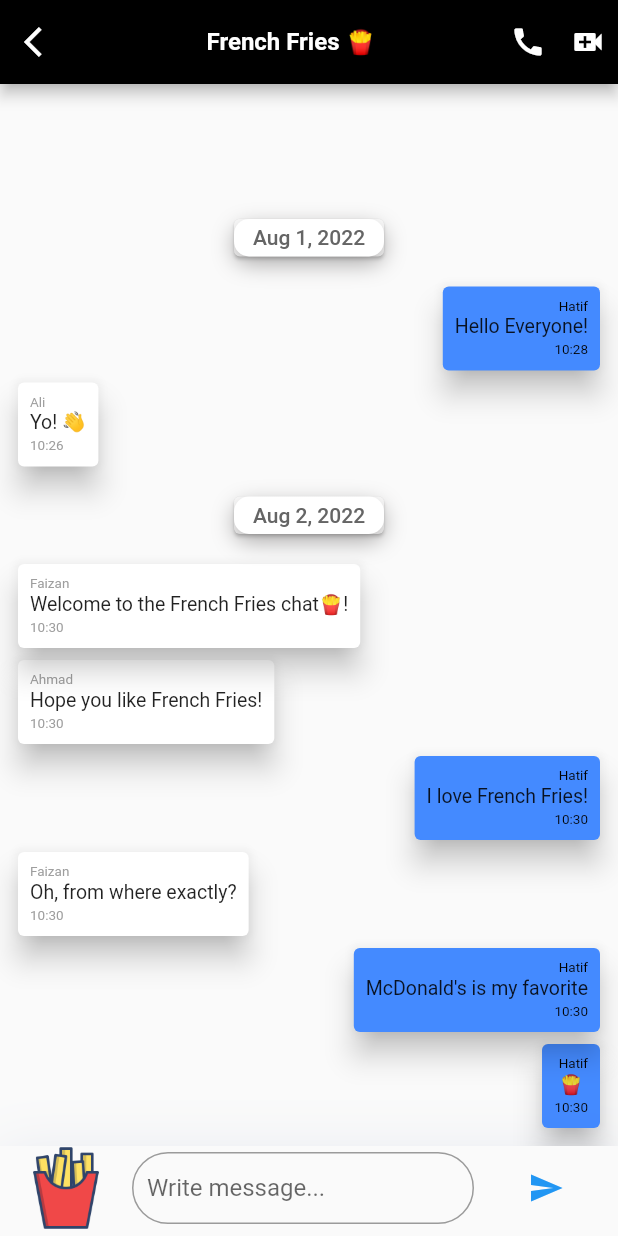
After one commit to hatifmujahid/snack_chat_app, a Flutter app: the screen it shows once a user with an empty profile is signed in, after a tap on "French Fries 🍟", on a phone screen of 412 x 824 dp. The commit adds this screen. Run offline on Flutter 3.47's test engine with Material 2 defaults, Android fonts, the phone set to English and light mode, and no system bars; drawn by our look-alikes of grouped_list; our stand-ins replace firebase_auth, firebase_core, loading_animation_widget; accounts and stored records are empty; network calls fail.

Commit message:
Second last commit

```diff
--- /dev/null
+++ b/movie_app/lib/French_fries.dart
@@ -0,0 +1,303 @@
+import 'dart:ui';
+
+import 'package:flutter/material.dart';
+import 'package:grouped_list/grouped_list.dart';
+import 'package:movie_app/home.dart';
+import 'package:movie_app/messages.dart';
+
+class French_fry_Message {
+  final DateTime Date;
+  final String name;
+  final bool isSentbyMe;
+  final text;
+  final bool emoji;
+
+  const French_fry_Message(
+      {required this.Date,
+      required this.isSentbyMe,
+      required this.name,
+      required this.text,
+      required this.emoji});
+}
+
+class French_Fries_chat extends StatelessWidget {
+  French_Fries_chat({Key? key}) : super(key: key);
+  final myController = TextEditingController();
+  List<French_fry_Message> messages = [
+    French_fry_Message(
+        Date: DateTime.now().subtract(Duration(days: 1, minutes: 2)),
+        isSentbyMe: true,
+        name: 'Hatif',
+        text: "Hello Everyone!",
+        emoji: false),
+    French_fry_Message(
+      Date: DateTime.now().subtract(Duration(days: 1, minutes: 4)),
+      isSentbyMe: false,
+      name: "Ali",
+      text: "Yo! 👋",
+      emoji: false
+    ),
+    French_fry_Message(
+      Date: DateTime.now(),
+      isSentbyMe: false,
+      name: "Faizan",
+      text: "Welcome to the French Fries chat🍟!",
+      emoji: false
+    ),
+    French_fry_Message(
+      Date: DateTime.now(),
+      isSentbyMe: false,
+      name: "Ahmad",
+      text: "Hope you like French Fries!",
+      emoji: false
+    ),
+    French_fry_Message(
+      Date: DateTime.now(),
+      isSentbyMe: true,
+      name: "Hatif",
+      text: "I love French Fries!",
+      emoji: false
+    ),
+    French_fry_Message(
+      Date: DateTime.now(),
+      isSentbyMe: false,
+      name: "Faizan",
+      text: "Oh, from where exactly?",
+      emoji: false
+    ),
+    French_fry_Message(
+      Date: DateTime.now(),
+      isSentbyMe: true,
+      name: "Hatif",
+      text: "McDonald's is my favorite",
+      emoji:false
+    ),
+    French_fry_Message(
+      Date: DateTime.now(),
+      isSentbyMe: true,
+      name: "Hatif",
+      text: " 🍟 ",
+      emoji: true
+    ),
+  ];
+  @override
+  Widget build(BuildContext context) {
+    return Scaffold(
+        appBar: AppBar(
+          backgroundColor: Color.fromARGB(255, 0, 0, 0),
+          leading: InkWell(
+            onTap: () {
+              Navigator.pop(context, const Home());
+            },
+            focusColor: const Color.fromRGBO(255, 255, 255, 0.053),
+            child: const Icon(
+              Icons.arrow_back_ios,
+              color: Colors.white,
+            ),
+            enableFeedback: true,
+            splashColor: Colors.green,
+          ),
+          title: const ListTile(
+            title: Text(
+              'French Fries 🍟',
+              textAlign: TextAlign.center,
+              style: TextStyle(fontWeight: FontWeight.bold),
+            ),
+            textColor: Colors.white,
+          ),
+          actions: const <Widget>[
+            Padding(
+              padding: EdgeInsets.all(8.0),
+              child: Icon(
+                Icons.call,
+              ),
+            ),
+            Padding(
+              padding: EdgeInsets.all(8.0),
+              child: Icon(
+                Icons.video_call,
+              ),
+            )
+          ],
+        ),
+        body: Column(
+          mainAxisSize: MainAxisSize.min,
+          crossAxisAlignment: CrossAxisAlignment.center,
+          children: <Widget>[
+            Expanded(
+              child: GroupedListView<French_fry_Message, DateTime>(
+                padding: EdgeInsets.all(8),
+                physics: NeverScrollableScrollPhysics(),
+                reverse: true,
+                order: GroupedListOrder.DESC,
+                elements: messages,
+                groupBy: (message) => DateTime(
+                    message.Date.year, message.Date.month, message.Date.day),
+                groupHeaderBuilder: (French_fry_Message message) => SizedBox(
+                  child: Align(
+                    alignment: Alignment.topCenter,
+                    child: Padding(
+                      padding: const EdgeInsets.all(8.0),
+                      child: Card(
+                        margin: EdgeInsets.all(8),
+                        child: Container(
+
+                          decoration: BoxDecoration(
+                          borderRadius: BorderRadius.circular(10),
+                            boxShadow: [
+                              BoxShadow(
+                                color: Color.fromARGB(128, 94, 91, 91),
+                                blurRadius: 12,
+                                offset: Offset(0.0, 5.0),
+                              ),
+                            ],
+                            gradient: const LinearGradient(
+                              begin: Alignment.topLeft,
+                              end: Alignment.bottomRight,
+                              colors: [
+                                Color.fromARGB(255, 255, 255, 255),
+                                Color.fromARGB(255, 255, 255, 255)
+                              ],
+                            )
+                          ),
+                          height: 25,
+                          width: 100,
+                          child: Column(
+                            crossAxisAlignment: CrossAxisAlignment.center,
+                            mainAxisAlignment: MainAxisAlignment.center,
+                            children: [
+                              Text(
+                                '${fromDatetoString(message.Date.month)} ${message.Date.day.toString()}, ${message.Date.year.toString()}',
+                                textAlign: TextAlign.center,
+                                style: TextStyle(color: Color.fromARGB(255, 101, 101, 101), fontSize: 14,fontWeight: FontWeight.w500),
+                              ),
+                            ],
+                          ),
+                        ),
+                      ),
+                    ),
+                  ),
+                ),
+                itemBuilder: (context, French_fry_Message message) => Align(
+                  alignment: message.isSentbyMe
+                      ? Alignment.centerRight
+                      : Alignment.centerLeft,
+                  child: Card(
+                    elevation: 8,
+                    color:
+                        message.isSentbyMe ? Colors.blueAccent : Colors.white,
+                    child: Padding(
+
+                      padding: EdgeInsets.all(8),
+                      child: Column(
+                        mainAxisAlignment: MainAxisAlignment.spaceEvenly,
+                        crossAxisAlignment: message.isSentbyMe?CrossAxisAlignment.end:CrossAxisAlignment.start,
+                        children: <Widget>[
+                          Text(
+                            '${message.name}',
+                            style: TextStyle(fontSize: 9,color:message.isSentbyMe?Colors.black:Colors.grey),textAlign: TextAlign.left,
+                          ),
+                          Text(message.text,  style: TextStyle(fontSize: 13,),textAlign: TextAlign.left,),
+
+                          Padding(
+                            padding: const EdgeInsets.only(top: 3),
+                            child: Text('${message.Date.hour.toString()}:${message.Date.minute.toString()}', style: TextStyle(fontSize: 9,color:message.isSentbyMe?Colors.black:Colors.grey),textAlign: TextAlign.left,),
+                          )
+                        ],
+                      ),
+                    ),
+                  ),
+                ),
+              ),
+            ),
+            Align(
+              //bottom text stuff
+              alignment: Alignment.bottomCenter,
+              child: Container(
+                decoration: BoxDecoration(
+                    color: Theme.of(context).scaffoldBackgroundColor,
+                    boxShadow: [
+                      BoxShadow(
+                          blurRadius: 32,
+                          offset: Offset(0, 4),
+                          color: Color.fromARGB(255, 8, 40, 121)
+                              .withOpacity(0.08)),
+                    ]),
+                height: 60,
+                width: 2000,
+                child: ListTile(
+                  title: TextField(
+                    controller: myController,
+                    decoration: InputDecoration(
+                        border: OutlineInputBorder(
+                          borderRadius: BorderRadius.circular(50),
+                        ),
+                        contentPadding: EdgeInsets.all(10),
+                        hintText: 'Write message...',
+                        hintStyle: TextStyle()),
+                  ),
+                  leading: InkWell(
+                    enableFeedback: true,splashColor: Colors.black,
+                    child: Image.asset('assets/images/frenchfries.png')
+                  ),
+                  trailing: TextButton(
+                    onPressed: (() {
+                      // final smth = Message(
+                      //     Date: DateTime.now(),
+                      //     isSentbyMe: true,
+                      //     name: 'Hatif',
+                      //     text: myController.text);
+                      // setState(() => messages.add(smth));
+                    }),
+                    child: Icon(Icons.send),
+                  ),
+                ),
+              ),
+            ),
+          ],
+        ));
+  }
+
+  void setState(Function() param0) {}
+}
+
+
+String fromDatetoString(int date) {
+  if (date == 1) {
+    return 'Jan';
+  }
+  if (date == 2) {
+    return 'Feb';
+  }
+  if (date == 3) {
+    return 'Mar';
+  }
+  if (date == 4) {
+    return 'Apr';
+  }
+  if (date == 5) {
+    return 'May';
+  }
+  if (date == 6) {
+    return 'Jun';
+  }
+  if (date == 7) {
+    return 'Jul';
+  }
+  if (date == 8) {
+    return 'Aug';
+  }
+  if (date == 9) {
+    return 'Sep';
+  }
+  if (date == 10) {
+    return 'Oct';
+  }
+  if (date == 11) {
+    return 'Nov';
+  }
+  if (date == 12) {
+    return 'Dec';
+  }
+  return 'NULL';
+}
--- a/movie_app/lib/home.dart
+++ b/movie_app/lib/home.dart
@@ -3,6 +3,7 @@
 import 'package:flutter/material.dart';
 import 'package:movie_app/Authentication_service.dart';
 import 'package:movie_app/Donuts_chat.dart';
+import 'package:movie_app/French_fries.dart';
 import 'package:movie_app/signin.dart';
 import 'package:provider/provider.dart';
 import 'package:movie_app/Donuts_chat.dart';
@@ -57,7 +58,12 @@ class Home extends StatelessWidget {
                   );
                 },
               ),
-              frenchFries(),
+              InkWell(
+                child: frenchFries(),
+                onTap: (){
+                  Navigator.push(context, MaterialPageRoute(builder: (context)=>French_Fries_chat()));
+                },
+              ),
               Pizza(),
             ],
           ),
--- a/movie_app/lib/main.dart
+++ b/movie_app/lib/main.dart
@@ -34,7 +34,7 @@ class loginApp extends StatelessWidget {
       ],
       child:  MaterialApp(
         theme: ThemeData(
-
+          pageTransitionsTheme: PageTransitionsTheme(builders: {TargetPlatform.android: CupertinoPageTransitionsBuilder()})
 
         ),
         debugShowCheckedModeBanner: false,
--- a/movie_app/pubspec.yaml
+++ b/movie_app/pubspec.yaml
@@ -29,6 +29,7 @@ environment:
 dependencies:
   flutter:
     sdk: flutter
+  get: ^4.3.8
   http: ^0.12.0+1
   grouped_list: ^4.2.0
   loading_animation_widget:
@@ -62,6 +63,7 @@ flutter:
   uses-material-design: true
   assets:
     - assets/images/smth.png
+    - assets/images/frenchfries.png
   # To add assets to your application, add an assets section, like this:
   # assets:
   #   - images/a_dot_burr.jpeg
```
Also changed, not shown: movie_app/assets/images/frenchfries.png (added), movie_app/pubspec.lock.
